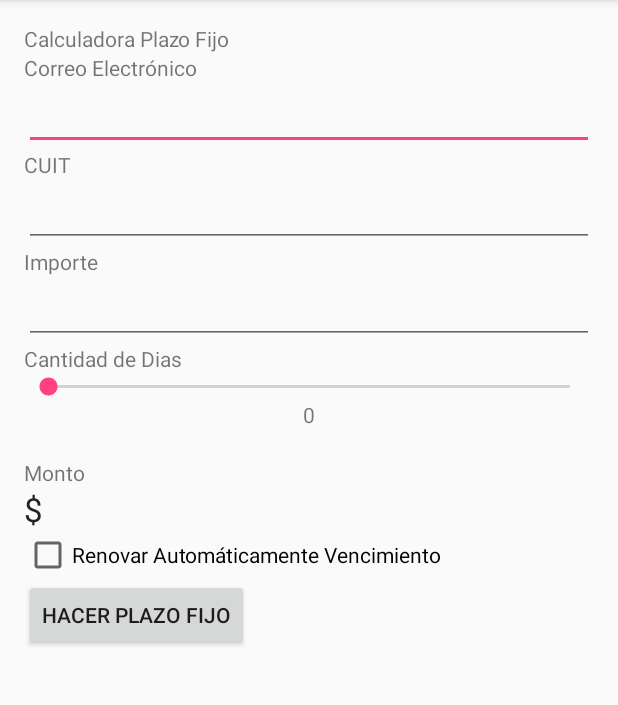
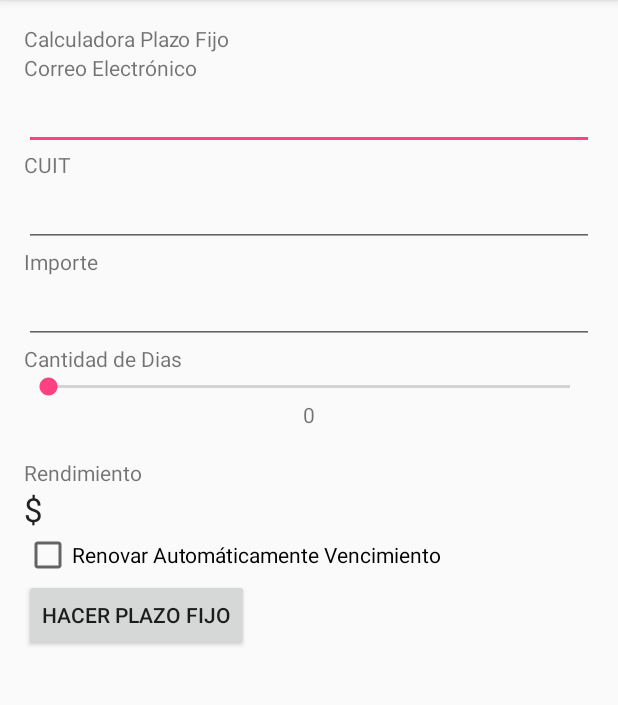
Before and after one commit to libattistella/Lab01c2016-1, an Android app: the screen it shows after launch (MainActivity), on a phone screen of 412 x 824 dp, the part 84-789 px from its top. Run offline under Robolectric (Android 15) with nearby library versions, the phone set to English and light mode, and no system bars.

Commit message:
Cambiado "Monto" por "Rendimiento" (segun el enunciado)

```diff
--- a/app/src/main/res/values/strings.xml
+++ b/app/src/main/res/values/strings.xml
@@ -6,7 +6,7 @@
     <string name="inversion">Importe</string>
     <string name="diasSeleccionados">Cantidad de Dias</string>
     <string name="diasInversion">0</string>
-    <string name="rendimiento">Monto</string>
+    <string name="rendimiento">Rendimiento</string>
     <string name="btnPlazo">HACER PLAZO FIJO</string>
     <string name="checkboxVencimiento">Renovar Automáticamente Vencimiento</string>
     <string name="mensajeResultadoError">Datos Incorrectos, por favor revíselos</string>
```
